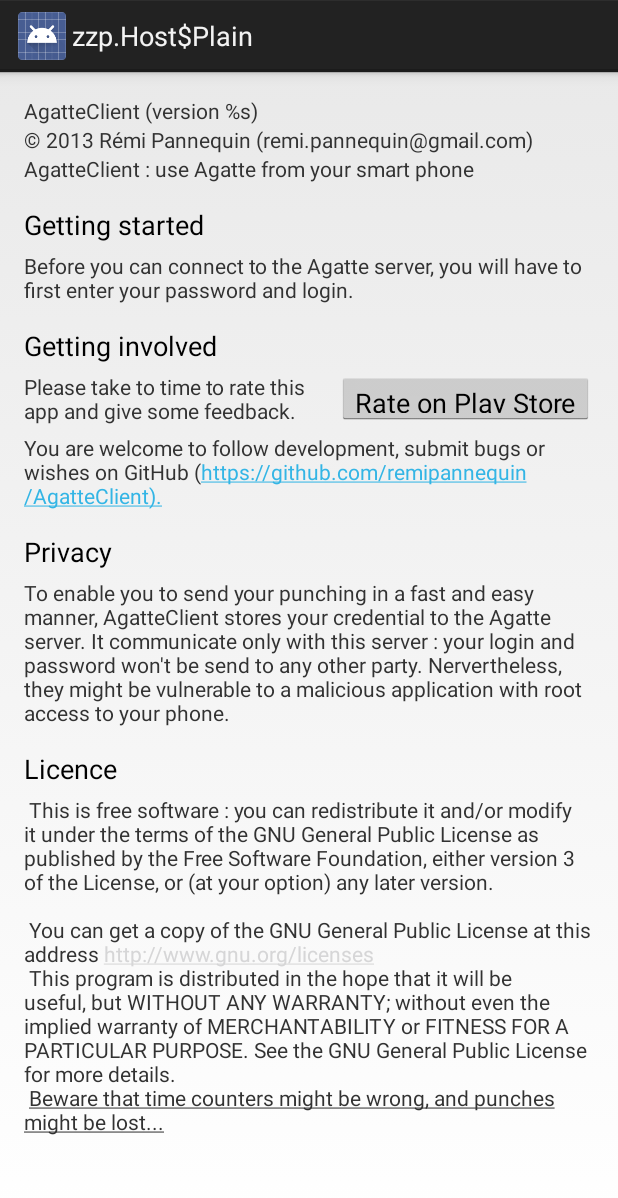
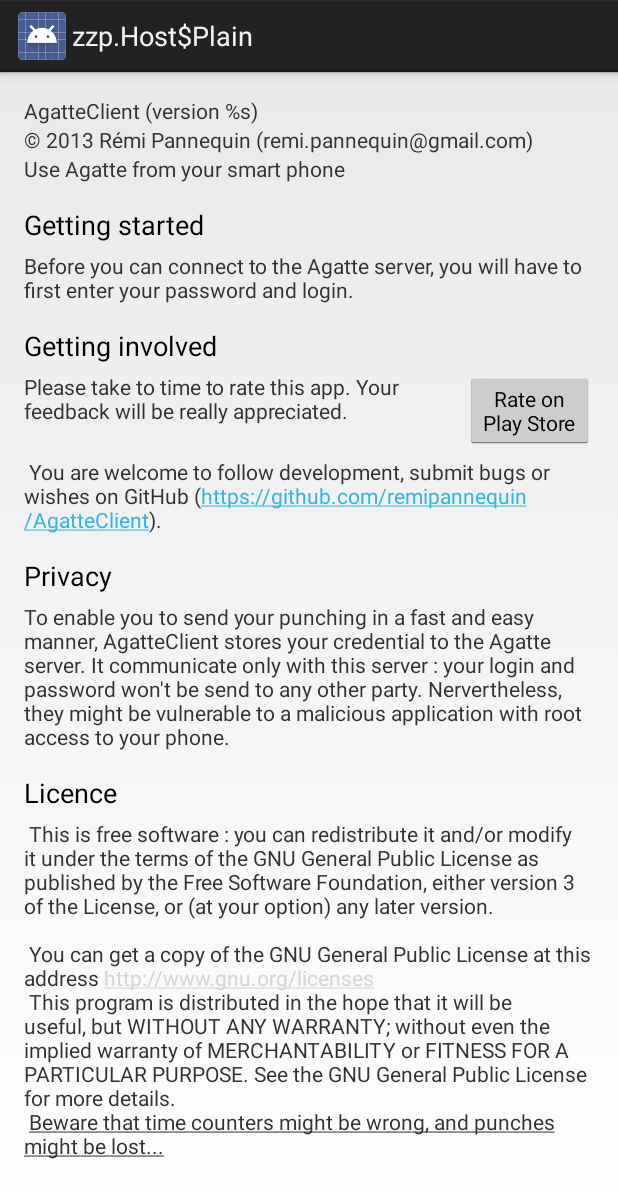
Before and after one commit to remipannequin/AgatteClient, an Android app: the layout activity_about.xml on its own in the app's theme, with its tools: preview values and no code run, on a phone screen of 412 x 824 dp. Shown: the top 1198 px of the screen. Run offline under Robolectric (Android 15) with nearby library versions, the phone set to English and light mode, and no system bars.

Commit message:
minor correction in about & help activity

```diff
--- a/AgatteClient/src/main/java/com/agatteclient/card/DayCardView.java
+++ b/AgatteClient/src/main/java/com/agatteclient/card/DayCardView.java
@@ -430,8 +430,8 @@
             // i.e. (bottom - top) > text_height + 4
             if ((bottom - top) > (text_height + 4)) {
                 //compute hours and minute difference
-                long h = (df.getTime() - di.getTime()) / (1000 * 60 * 60);
-                long m = ((df.getTime() - di.getTime()) / (1000 * 60)) % 60;
+                int h = (int) (df.getTime() - di.getTime()) / (1000 * 60 * 60);
+                int m = (int) ((df.getTime() - di.getTime()) / (1000 * 60)) % 60;
                 float w1 = duration_text_paint.measureText(String.format(
                         getContext().getString(R.string.duration_hour),
                         h));
--- a/AgatteClient/src/main/res/layout/activity_about.xml
+++ b/AgatteClient/src/main/res/layout/activity_about.xml
@@ -109,12 +109,13 @@
                     android:id="@+id/rate_button"
                     android:layout_width="wrap_content"
                     android:layout_height="wrap_content"
-                    android:layout_alignBottom="@+id/textView9"
                     android:layout_alignParentEnd="true"
                     android:layout_alignParentRight="true"
                     android:layout_alignParentTop="true"
+                    android:minLines="2"
                     android:onClick="doOpenPlayStore"
-                    android:text="@string/about_rate_button" />
+                    android:text="@string/about_rate_button"
+                    android:textAppearance="?android:attr/textAppearanceSmall" />
 
                 <TextView
                     android:id="@+id/textView9"
--- a/AgatteClient/src/main/res/menu-v11/main.xml
+++ b/AgatteClient/src/main/res/menu-v11/main.xml
@@ -20,6 +20,7 @@
 <menu xmlns:android="http://schemas.android.com/apk/res/android">
     <item
         android:id="@+id/action_update"
+        style="@android:style/Widget.ActionButton"
         android:icon="@android:drawable/stat_notify_sync"
         android:showAsAction="ifRoom"
         android:title="@string/action_update" />
--- a/AgatteClient/src/main/res/values/strings.xml
+++ b/AgatteClient/src/main/res/values/strings.xml
@@ -47,7 +47,7 @@
     <string name="connection_preferences">Connexion</string>
     <string name="profile_preference">Profile</string>
     <string name="title_activity_about">About</string>
-    <string name="about_description">AgatteClient : use Agatte from your smart phone</string>
+    <string name="about_description">Use Agatte from your smart phone</string>
     <string name="about_author">© 2013 Rémi Pannequin (remi.pannequin@gmail.com)</string>
     <string name="about_version">AgatteClient (version %s)</string>
     <string name="action_about">Help</string>
@@ -64,21 +64,32 @@
         but WITHOUT ANY WARRANTY; without even the implied warranty of
         MERCHANTABILITY or FITNESS FOR A PARTICULAR PURPOSE.  See the
         GNU General Public License for more details.\n
-        <u>Beware that time counters might be wrong, and punches might be lost...</u></string>
-    <string name="about_getting_involved">You are welcome to follow development, submit bugs or
-        wishes on GitHub (<link>https://github.com/remipannequin/AgatteClient</link>).</string>
-    <string name="about_privacy">To enable you to send your punching in a fast and easy manner,
+        <u>Beware that time counters might be wrong, and punches might be lost...</u>
+    </string>
+    <string name="about_getting_involved">
+        You are welcome to follow development, submit bugs or
+        wishes on GitHub (<link>https://github.com/remipannequin/AgatteClient</link>).
+    </string>
+    <string name="about_privacy">
+        To enable you to send your punching in a fast and easy manner,
         AgatteClient stores your credential to the Agatte server. It communicate only
         with this server : your login and password won\'t be send to any other party.
         Nervertheless, they might be vulnerable to a malicious application with root
-        access to your phone.</string>
-    <string name="about_rate">Please take to time to rate this app and give some feedback.</string>
-    <string name="about_rate_button">Rate on Play Store</string>
+        access to your phone.
+    </string>
+    <string name="about_rate">
+        Please take to time to rate this app. Your feedback will be really
+        appreciated.
+    </string>
+    <string name="about_rate_button">Rate on\nPlay Store</string>
     <string name="about_getting_started">
         Before you can connect to the Agatte server, you will have
-        to first enter your password and login.</string>
+        to first enter your password and login.
+    </string>
     <string name="About_getting_started_title">Getting started</string>
     <string name="About_getting_involved_title">Getting involved</string>
+    <string name="about_privacy_title">Privacy</string>
+    <string name="about_licence_title">Licence</string>
     <string name="interface_preference">Interface</string>
     <string name="confirm_punch_title">Confirm Punch</string>
     <string name="short_sunday">SUN</string>
@@ -109,8 +120,4 @@
     <string name="duration">%1$dh%2$02d</string>
     <string name="counter_unavailable">Counters unavailable</string>
     <string name="auto_query_title">Query counters automatically</string>
-    <string name="about_privacy_title">Privacy</string>
-    <string name="about_licence_title">Licence</string>
-
-
 </resources>
```
Also changed, not shown: 1 other file.
